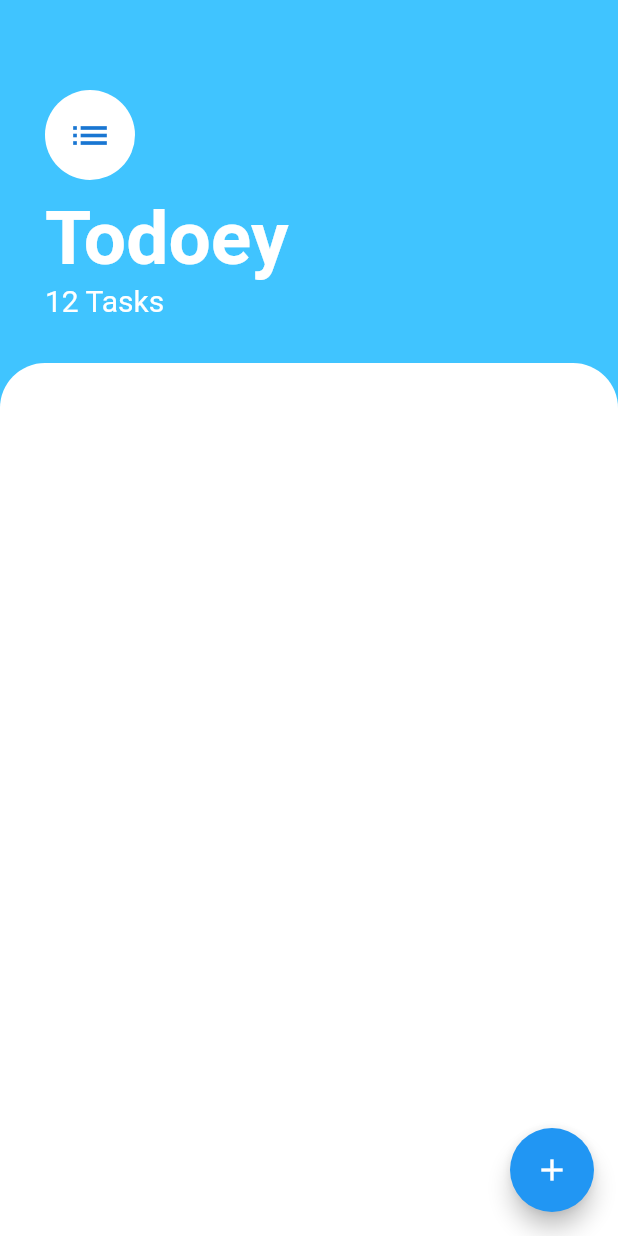
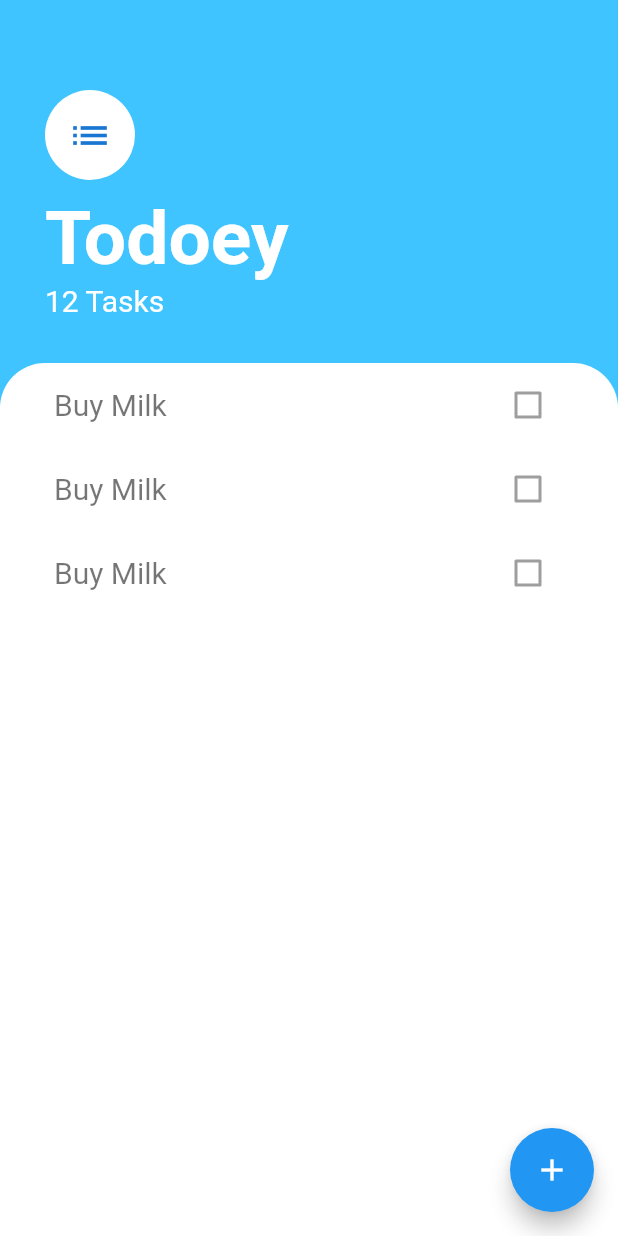
Before and after one commit to deepakDOTexe/todoey, a Flutter app: the screen it shows after launch, on a phone screen of 412 x 824 dp. Run offline on Flutter 3.47's test engine with Material 2 defaults, Android fonts, the phone set to English and light mode, and no system bars.

Commit message:
add tasks list view

```diff
--- a/lib/screens/tasks_screen.dart
+++ b/lib/screens/tasks_screen.dart
@@ -1,5 +1,5 @@
 import 'package:flutter/material.dart';
-import 'package:flutter/services.dart';
+import 'package:flutter/rendering.dart';
 
 class TasksScreen extends StatelessWidget {
   @override
@@ -40,6 +40,8 @@ class TasksScreen extends StatelessWidget {
               )),
           Expanded(
             child: Container(
+              padding: EdgeInsets.symmetric(horizontal: 20.0),
+              child: TasksList(),
               decoration: BoxDecoration(
                   color: Colors.white,
                   borderRadius: BorderRadius.only(
@@ -54,3 +56,36 @@ class TasksScreen extends StatelessWidget {
     );
   }
 }
+
+class TasksList extends StatelessWidget {
+
+  @override
+  Widget build(BuildContext context) {
+    return ListView(
+      children: <Widget>[
+        TaskTile(),
+        TaskTile(),
+        TaskTile(),
+      ],
+    );
+  }
+}
+
+class TaskTile extends StatelessWidget {
+
+  @override
+  Widget build(BuildContext context) {
+    return ListTile(
+      title:Text(
+        'Buy Milk',
+        style: TextStyle(
+            color: Colors.black54,
+            fontSize: 20.0
+        ),
+      ),
+      trailing: Checkbox(
+        value: false,
+      ),
+    );
+  }
+}
```
